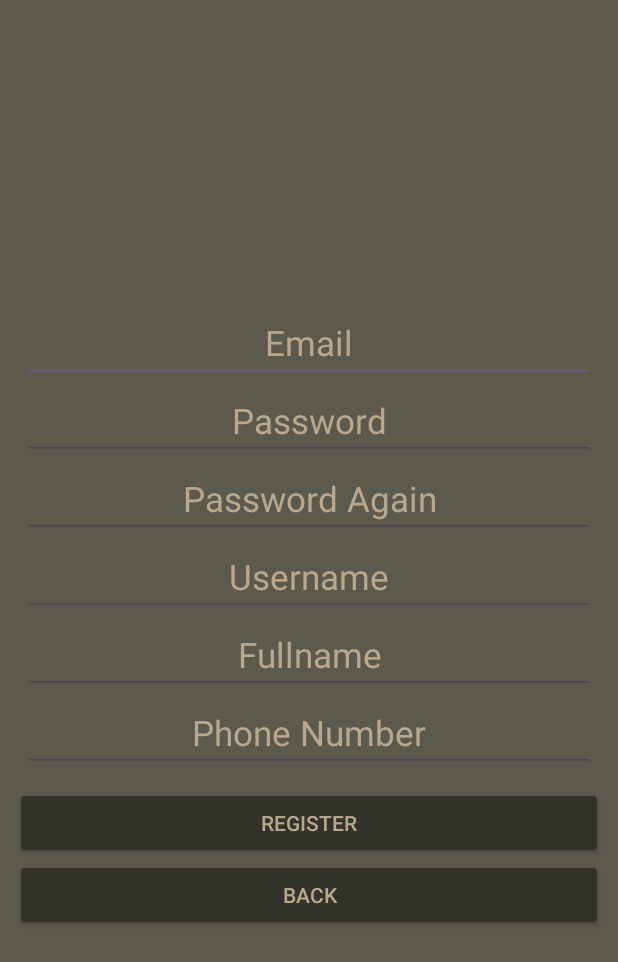
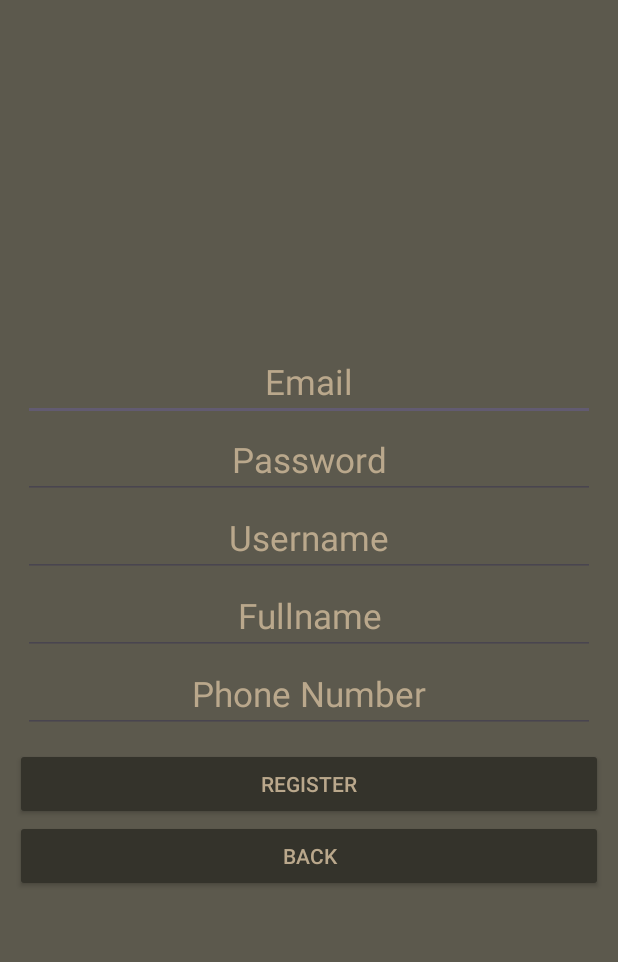
Before and after one commit to Abradave/Boardgame_Project_Android, an Android app: the RegisterActivity screen opened directly, with no data from a screen before it, after a tap on "REGISTER", on a phone screen of 412 x 824 dp. Shown: the top 962 px of the screen. Run offline under Robolectric (Android 15) with nearby library versions, the phone set to English and light mode, and no system bars.

Commit message:
Email or Username taken, password match out

```diff
--- a/app/src/main/java/com/example/boardgame_project_android/RegisterActivity.java
+++ b/app/src/main/java/com/example/boardgame_project_android/RegisterActivity.java
@@ -26,7 +26,6 @@ public class RegisterActivity extends AppCompatActivity {
 
     private EditText txtRegisterEmial;
     private EditText txtRegisterPassword;
-    private EditText txtRegisterPasswordAgain;
     private EditText txtRegisterUsername;
     private EditText txtRegisterFullname;
     private EditText txtRegisterPhone;
@@ -52,17 +51,12 @@ public class RegisterActivity extends AppCompatActivity {
             public void onClick(View v) {
                 String email = txtRegisterEmial.getText().toString();
                 String password = txtRegisterPassword.getText().toString();
-                String passwordAgain = txtRegisterPasswordAgain.getText().toString();
                 String username = txtRegisterUsername.getText().toString();
                 String fullname = txtRegisterFullname.getText().toString();
                 String phone = txtRegisterPhone.getText().toString();
 
-                if (email.isEmpty() || password.isEmpty()|| passwordAgain.isEmpty() || username.isEmpty() || fullname.isEmpty() || phone.isEmpty()){
+                if (email.isEmpty() || password.isEmpty()|| username.isEmpty() || fullname.isEmpty() || phone.isEmpty()){
                     Toast.makeText(RegisterActivity.this, "All data is required!", Toast.LENGTH_SHORT).show();
-                    return;
-                }
-                if (password != passwordAgain){
-                    Toast.makeText(RegisterActivity.this, "The passwords are not matching!", Toast.LENGTH_SHORT).show();
                     return;
                 }
 
@@ -87,7 +81,6 @@ public class RegisterActivity extends AppCompatActivity {
     public void init(){
         txtRegisterEmial = findViewById(R.id.txtRegisterEmail);
         txtRegisterPassword = findViewById(R.id.txtRegisterPassword);
-        txtRegisterPasswordAgain = findViewById(R.id.txtRegisterPasswordAgain);
         txtRegisterUsername = findViewById(R.id.txtRegisterUsername);
         txtRegisterFullname = findViewById(R.id.txtRegisterFullname);
         txtRegisterPhone = findViewById(R.id.txtRegisterPhone);
@@ -120,11 +113,20 @@ public class RegisterActivity extends AppCompatActivity {
         }
         protected void onPostExecute(Response response){
             if (response.getResponseCode() >= 400){
-                Toast.makeText(RegisterActivity.this, "Error", Toast.LENGTH_LONG).show();
+                if (response.getResponseCode() == 422 && response.getContent().contains("email")){
+                    Toast.makeText(RegisterActivity.this, "This email has been registered already!", Toast.LENGTH_SHORT).show();
+                    return;
+                }
+                else if (response.getContent().contains("username")){
+                    Toast.makeText(RegisterActivity.this, "This username is taken!!", Toast.LENGTH_SHORT).show();
+                    return;
+                }
+
+                Toast.makeText(RegisterActivity.this, "Error", Toast.LENGTH_SHORT).show();
                 return;
             }
             if (requestType.equals("POST")){
-                Toast.makeText(RegisterActivity.this, "Success",  Toast.LENGTH_LONG).show();
+                Toast.makeText(RegisterActivity.this, "Success",  Toast.LENGTH_SHORT).show();
                 Intent intent = new Intent(RegisterActivity.this, MainActivity.class);
                 startActivity(intent);
                 finish();
--- a/app/src/main/res/layout/activity_register.xml
+++ b/app/src/main/res/layout/activity_register.xml
@@ -37,18 +37,6 @@
             android:id="@+id/txtRegisterPassword"
             android:inputType="textPassword"
             android:hint="Password"
-            android:textColor="@color/text"
-            android:textColorHint="@color/text"
-            android:textAlignment="center"
-            android:textSize="23dp">
-        </EditText>
-
-        <EditText
-            android:layout_width="match_parent"
-            android:layout_height="wrap_content"
-            android:id="@+id/txtRegisterPasswordAgain"
-            android:inputType="textPassword"
-            android:hint="Password Again"
             android:textColor="@color/text"
             android:textColorHint="@color/text"
             android:textAlignment="center"
```
